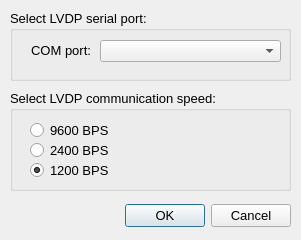
This is Linux-Application/DomesdayDuplicator/serialportselectdialog.ui in simoninns/DomesdayDuplicator-gui-app as Qt 5 draws it before an edit. The edited form follows.
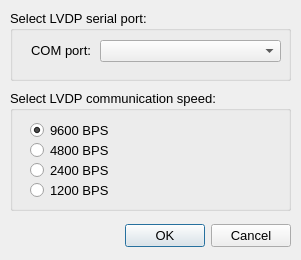
This is the edited form.

Commit message:
GUI: Fixed sampling rate to 40MSPS. Added support for 4800bps PIC. Added support for Pioneer CLD-V2800
Fixes issue #13
Fixes issue #16

What changed in the file:
```diff
--- a/Linux-Application/DomesdayDuplicator/serialportselectdialog.ui
+++ b/Linux-Application/DomesdayDuplicator/serialportselectdialog.ui
@@ -7,7 +7,7 @@
     <x>0</x>
     <y>0</y>
     <width>301</width>
-    <height>240</height>
+    <height>260</height>
    </rect>
   </property>
   <property name="sizePolicy">
@@ -19,13 +19,13 @@
   <property name="minimumSize">
    <size>
     <width>301</width>
-    <height>240</height>
+    <height>260</height>
    </size>
   </property>
   <property name="maximumSize">
    <size>
     <width>301</width>
-    <height>240</height>
+    <height>260</height>
    </size>
   </property>
   <property name="font">
@@ -40,7 +40,7 @@
    <property name="geometry">
     <rect>
      <x>-50</x>
-     <y>200</y>
+     <y>220</y>
      <width>341</width>
      <height>32</height>
     </rect>
@@ -97,7 +97,7 @@
      <x>10</x>
      <y>90</y>
      <width>281</width>
-     <height>101</height>
+     <height>121</height>
     </rect>
    </property>
    <property name="title">
@@ -115,6 +115,9 @@
     <property name="text">
      <string>9600 BPS</string>
     </property>
+    <property name="checked">
+     <bool>true</bool>
+    </property>
     <attribute name="buttonGroup">
      <string notr="true">serialPortSpeedButtonGroup</string>
     </attribute>
@@ -123,7 +126,7 @@
     <property name="geometry">
      <rect>
       <x>20</x>
-      <y>50</y>
+      <y>70</y>
       <width>97</width>
       <height>20</height>
      </rect>
@@ -139,7 +142,7 @@
     <property name="geometry">
      <rect>
       <x>20</x>
-      <y>70</y>
+      <y>90</y>
       <width>97</width>
       <height>20</height>
      </rect>
@@ -148,7 +151,23 @@
      <string>1200 BPS</string>
     </property>
     <property name="checked">
-     <bool>true</bool>
+     <bool>false</bool>
+    </property>
+    <attribute name="buttonGroup">
+     <string notr="true">serialPortSpeedButtonGroup</string>
+    </attribute>
+   </widget>
+   <widget class="QRadioButton" name="bps4800RadioButton">
+    <property name="geometry">
+     <rect>
+      <x>20</x>
+      <y>50</y>
+      <width>97</width>
+      <height>20</height>
+     </rect>
+    </property>
+    <property name="text">
+     <string>4800 BPS</string>
     </property>
     <attribute name="buttonGroup">
      <string notr="true">serialPortSpeedButtonGroup</string>
```
The commit also changes 4 other files.
